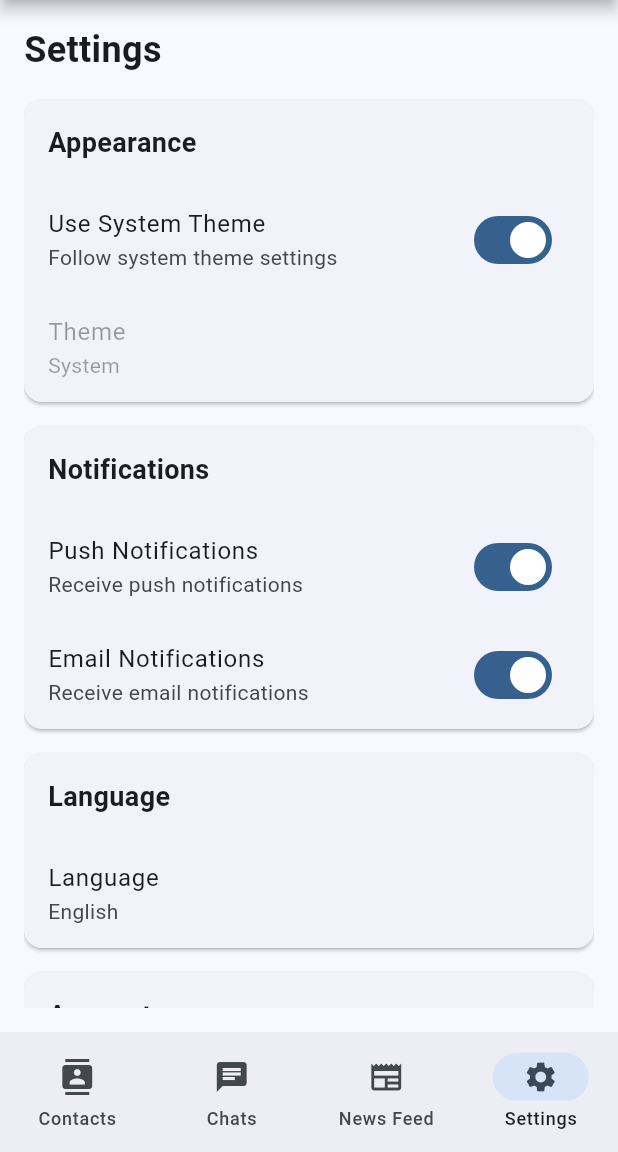
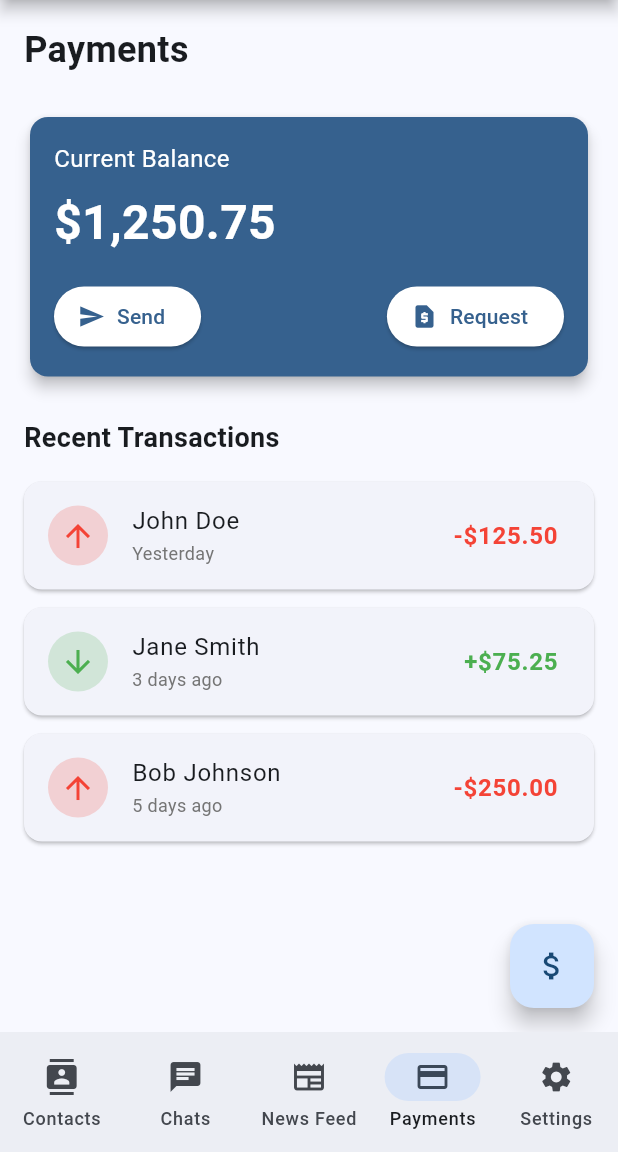
Before and after one commit to ashishtyagi10/nexus, a Flutter app: the HomeScreen screen opened directly, item 4 of the bottom bar chosen, on a phone screen of 412 x 824 dp, the part 84-1236 px from its top. Run offline on Flutter 3.47's test engine with Material 3 defaults, Android fonts, the phone set to English and light mode, and no system bars; our stand-ins replace shared_preferences; accounts and stored records are empty.

Commit message:
atyagi - added payment functionality

```diff
--- a/lib/screens/home_screen.dart
+++ b/lib/screens/home_screen.dart
@@ -4,6 +4,7 @@ import 'contacts_screen.dart';
 import 'news_feed_screen.dart';
 import 'settings_screen.dart';
 import 'chat_screen.dart';
+import 'payment_screen.dart';
 
 class HomeScreen extends StatefulWidget {
   const HomeScreen({super.key});
@@ -19,6 +20,7 @@ class _HomeScreenState extends State<HomeScreen> {
     const ContactsScreen(),
     const ChatScreen(),
     const NewsFeedScreen(),
+    const PaymentScreen(),
     const SettingsScreen(),
   ];
 
@@ -73,6 +75,10 @@ class _HomeScreenState extends State<HomeScreen> {
             label: 'News Feed',
           ),
           NavigationDestination(
+            icon: Icon(Icons.payment),
+            label: 'Payments',
+          ),
+          NavigationDestination(
             icon: Icon(Icons.settings),
             label: 'Settings',
           ),
--- /dev/null
+++ b/lib/screens/payment_screen.dart
@@ -0,0 +1,334 @@
+import 'package:flutter/material.dart';
+
+class PaymentScreen extends StatefulWidget {
+  final String? recipientPhone;
+
+  const PaymentScreen({super.key, this.recipientPhone});
+
+  @override
+  State<PaymentScreen> createState() => _PaymentScreenState();
+}
+
+class _PaymentScreenState extends State<PaymentScreen> {
+  final List<PaymentTransaction> _recentTransactions = [
+    PaymentTransaction(
+      id: '1',
+      recipient: 'John Doe',
+      amount: 125.50,
+      date: DateTime.now().subtract(const Duration(days: 1)),
+      type: TransactionType.sent,
+    ),
+    PaymentTransaction(
+      id: '2',
+      recipient: 'Jane Smith',
+      amount: 75.25,
+      date: DateTime.now().subtract(const Duration(days: 3)),
+      type: TransactionType.received,
+    ),
+    PaymentTransaction(
+      id: '3',
+      recipient: 'Bob Johnson',
+      amount: 250.00,
+      date: DateTime.now().subtract(const Duration(days: 5)),
+      type: TransactionType.sent,
+    ),
+  ];
+
+  @override
+  void initState() {
+    super.initState();
+    // If a recipient phone number was provided, automatically show the send money dialog
+    if (widget.recipientPhone != null) {
+      // Use Future.delayed to ensure the context is available
+      Future.delayed(Duration.zero, () {
+        _showSendMoneyDialog(context);
+      });
+    }
+  }
+
+  @override
+  Widget build(BuildContext context) {
+    return Scaffold(
+      body: SafeArea(
+        child: Padding(
+          padding: const EdgeInsets.all(16.0),
+          child: Column(
+            crossAxisAlignment: CrossAxisAlignment.start,
+            children: [
+              const Text(
+                'Payments',
+                style: TextStyle(
+                  fontSize: 24,
+                  fontWeight: FontWeight.bold,
+                ),
+              ),
+              const SizedBox(height: 24),
+              _buildBalanceCard(),
+              const SizedBox(height: 24),
+              const Text(
+                'Recent Transactions',
+                style: TextStyle(
+                  fontSize: 18,
+                  fontWeight: FontWeight.bold,
+                ),
+              ),
+              const SizedBox(height: 16),
+              Expanded(
+                child: _recentTransactions.isEmpty
+                    ? const Center(
+                        child: Text('No transactions yet'),
+                      )
+                    : ListView.builder(
+                        itemCount: _recentTransactions.length,
+                        itemBuilder: (context, index) {
+                          return _buildTransactionItem(
+                              _recentTransactions[index]);
+                        },
+                      ),
+              ),
+            ],
+          ),
+        ),
+      ),
+      floatingActionButton: FloatingActionButton(
+        onPressed: () {
+          _showSendMoneyDialog(context);
+        },
+        tooltip: 'Send Money',
+        child: const Icon(Icons.attach_money),
+      ),
+    );
+  }
+
+  Widget _buildBalanceCard() {
+    return Card(
+      elevation: 4,
+      color: Theme.of(context).colorScheme.primary,
+      child: Padding(
+        padding: const EdgeInsets.all(16.0),
+        child: Column(
+          crossAxisAlignment: CrossAxisAlignment.start,
+          children: [
+            Text(
+              'Current Balance',
+              style: TextStyle(
+                color: Theme.of(context).colorScheme.onPrimary,
+                fontSize: 16,
+              ),
+            ),
+            const SizedBox(height: 8),
+            Text(
+              '\$1,250.75',
+              style: TextStyle(
+                color: Theme.of(context).colorScheme.onPrimary,
+                fontSize: 32,
+                fontWeight: FontWeight.bold,
+              ),
+            ),
+            const SizedBox(height: 16),
+            Row(
+              mainAxisAlignment: MainAxisAlignment.spaceBetween,
+              children: [
+                ElevatedButton.icon(
+                  onPressed: () {
+                    _showSendMoneyDialog(context);
+                  },
+                  icon: const Icon(Icons.send),
+                  label: const Text('Send'),
+                  style: ElevatedButton.styleFrom(
+                    backgroundColor: Theme.of(context).colorScheme.onPrimary,
+                    foregroundColor: Theme.of(context).colorScheme.primary,
+                  ),
+                ),
+                ElevatedButton.icon(
+                  onPressed: () {
+                    _showRequestMoneyDialog(context);
+                  },
+                  icon: const Icon(Icons.request_page),
+                  label: const Text('Request'),
+                  style: ElevatedButton.styleFrom(
+                    backgroundColor: Theme.of(context).colorScheme.onPrimary,
+                    foregroundColor: Theme.of(context).colorScheme.primary,
+                  ),
+                ),
+              ],
+            ),
+          ],
+        ),
+      ),
+    );
+  }
+
+  Widget _buildTransactionItem(PaymentTransaction transaction) {
+    final bool isSent = transaction.type == TransactionType.sent;
+    return Card(
+      margin: const EdgeInsets.only(bottom: 12),
+      child: ListTile(
+        leading: CircleAvatar(
+          backgroundColor: isSent
+              ? Colors.red.withOpacity(0.2)
+              : Colors.green.withOpacity(0.2),
+          child: Icon(
+            isSent ? Icons.arrow_upward : Icons.arrow_downward,
+            color: isSent ? Colors.red : Colors.green,
+          ),
+        ),
+        title: Text(transaction.recipient),
+        subtitle: Text(
+          _formatDate(transaction.date),
+          style: TextStyle(fontSize: 12, color: Colors.grey[600]),
+        ),
+        trailing: Text(
+          '${isSent ? '-' : '+'}\$${transaction.amount.toStringAsFixed(2)}',
+          style: TextStyle(
+            fontWeight: FontWeight.bold,
+            fontSize: 16,
+            color: isSent ? Colors.red : Colors.green,
+          ),
+        ),
+      ),
+    );
+  }
+
+  String _formatDate(DateTime date) {
+    // Simple date formatting
+    final now = DateTime.now();
+    final diff = now.difference(date);
+
+    if (diff.inDays == 0) {
+      return 'Today';
+    } else if (diff.inDays == 1) {
+      return 'Yesterday';
+    } else if (diff.inDays < 7) {
+      return '${diff.inDays} days ago';
+    } else {
+      return '${date.month}/${date.day}/${date.year}';
+    }
+  }
+
+  void _showSendMoneyDialog(BuildContext context) {
+    // Create text editing controllers for the form fields
+    final recipientController = TextEditingController(
+      // Pre-fill with the recipient phone number if available
+      text: widget.recipientPhone ?? '',
+    );
+    final amountController = TextEditingController();
+
+    showDialog(
+      context: context,
+      builder: (BuildContext context) {
+        return AlertDialog(
+          title: const Text('Send Money'),
+          content: Column(
+            mainAxisSize: MainAxisSize.min,
+            children: [
+              TextField(
+                controller: recipientController,
+                decoration: const InputDecoration(
+                  labelText: 'Recipient',
+                  prefixIcon: Icon(Icons.person),
+                ),
+              ),
+              const SizedBox(height: 16),
+              TextField(
+                controller: amountController,
+                decoration: const InputDecoration(
+                  labelText: 'Amount',
+                  prefixIcon: Icon(Icons.attach_money),
+                ),
+                keyboardType: TextInputType.number,
+              ),
+            ],
+          ),
+          actions: [
+            TextButton(
+              onPressed: () {
+                Navigator.of(context).pop();
+              },
+              child: const Text('Cancel'),
+            ),
+            ElevatedButton(
+              onPressed: () {
+                Navigator.of(context).pop();
+                // Show success message
+                ScaffoldMessenger.of(context).showSnackBar(
+                  const SnackBar(content: Text('Payment sent successfully')),
+                );
+              },
+              child: const Text('Send'),
+            ),
+          ],
+        );
+      },
+    );
+  }
+
+  void _showRequestMoneyDialog(BuildContext context) {
+    showDialog(
+      context: context,
+      builder: (BuildContext context) {
+        return AlertDialog(
+          title: const Text('Request Money'),
+          content: Column(
+            mainAxisSize: MainAxisSize.min,
+            children: [
+              TextField(
+                decoration: const InputDecoration(
+                  labelText: 'From',
+                  prefixIcon: Icon(Icons.person),
+                ),
+              ),
+              const SizedBox(height: 16),
+              TextField(
+                decoration: const InputDecoration(
+                  labelText: 'Amount',
+                  prefixIcon: Icon(Icons.attach_money),
+                ),
+                keyboardType: TextInputType.number,
+              ),
+            ],
+          ),
+          actions: [
+            TextButton(
+              onPressed: () {
+                Navigator.of(context).pop();
+              },
+              child: const Text('Cancel'),
+            ),
+            ElevatedButton(
+              onPressed: () {
+                Navigator.of(context).pop();
+                // Show success message
+                ScaffoldMessenger.of(context).showSnackBar(
+                  const SnackBar(content: Text('Request sent successfully')),
+                );
+              },
+              child: const Text('Request'),
+            ),
+          ],
+        );
+      },
+    );
+  }
+}
+
+class PaymentTransaction {
+  final String id;
+  final String recipient;
+  final double amount;
+  final DateTime date;
+  final TransactionType type;
+
+  PaymentTransaction({
+    required this.id,
+    required this.recipient,
+    required this.amount,
+    required this.date,
+    required this.type,
+  });
+}
+
+enum TransactionType {
+  sent,
+  received,
+}
```
Also changed, not shown: lib/screens/contacts_screen.dart (+32 -6 lines).
